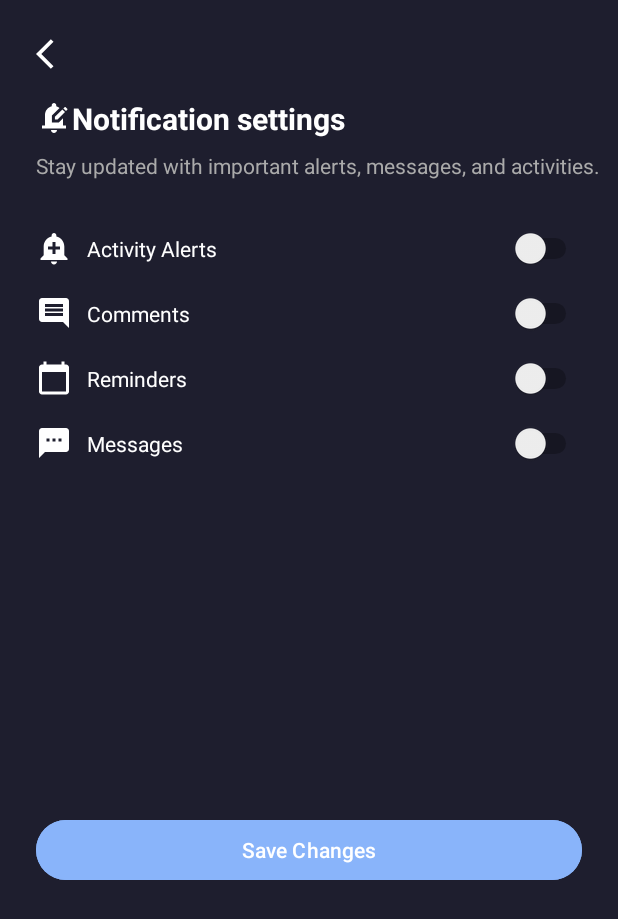
After one commit to Bhavyadhan26/StreamDash_App, an Android app: the SettingsActivity screen opened directly, with no data from a screen before it, on a phone screen of 412 x 824 dp. The commit adds this screen. Shown: the top 919 px of the screen. Run offline under Robolectric (Android 15) with nearby library versions, the phone set to English and light mode, and no system bars.

Commit message:
Added settings page, resize the login page and signup page buttons size.

```diff
--- a/app/src/main/AndroidManifest.xml
+++ b/app/src/main/AndroidManifest.xml
@@ -7,7 +7,7 @@
         android:dataExtractionRules="@xml/data_extraction_rules"
         android:fullBackupContent="@xml/backup_rules"
         android:icon="@mipmap/ic_launcher"
-        android:label="@string/app_name"
+        android:label="StreamDash"
         android:roundIcon="@mipmap/ic_launcher_round"
         android:supportsRtl="true"
         android:theme="@style/Theme.LoginApp"
@@ -28,6 +28,7 @@
         <activity android:name=".HomePageActivity"/>
         <activity android:name=".MenuActivity"/>
         <activity android:name=".ProfilePageActivity"/>
+        <activity android:name=".SettingsActivity"/>
     </application>
 
 </manifest>
--- a/app/src/main/java/com/example/loginapp/MenuActivity.kt
+++ b/app/src/main/java/com/example/loginapp/MenuActivity.kt
@@ -9,6 +9,7 @@ import androidx.appcompat.app.AppCompatActivity
 
 class MenuActivity: AppCompatActivity() {
     private lateinit var profileTextView: TextView
+    private lateinit var settingsTextView: TextView
     private lateinit var logoutTextView: TextView
 
 
@@ -26,6 +27,11 @@ class MenuActivity: AppCompatActivity() {
             val intent = Intent(this, ProfilePageActivity::class.java)
             startActivity(intent)
         }
+        settingsTextView = findViewById(R.id.settings_btn)
+        settingsTextView.setOnClickListener {
+            val intent = Intent(this, SettingsActivity::class.java)
+            startActivity(intent)
+        }
         logoutTextView=findViewById(R.id.logout_btn)
         logoutTextView.setOnClickListener{
             Toast.makeText(this, getString(R.string.logout_successful), Toast.LENGTH_LONG).show()
--- /dev/null
+++ b/app/src/main/java/com/example/loginapp/SettingsActivity.kt
@@ -0,0 +1,33 @@
+package com.example.loginapp
+import android.os.Bundle
+import android.widget.Switch
+import android.widget.Toast
+import androidx.appcompat.app.AppCompatActivity
+import com.google.android.material.button.MaterialButton
+
+class SettingsActivity : AppCompatActivity() {
+
+    private lateinit var activityAlertsSwitch: Switch
+    private lateinit var commentsSwitch: Switch
+    private lateinit var remindersSwitch: Switch
+    private lateinit var messagesSwitch: Switch
+    private lateinit var saveButton: MaterialButton
+
+    override fun onCreate(savedInstanceState: Bundle?) {
+        super.onCreate(savedInstanceState)
+        setContentView(R.layout.settingspage)
+
+        // Initialize switches and button
+        activityAlertsSwitch = findViewById(R.id.activityAlertsSwitch)
+        commentsSwitch = findViewById(R.id.commentsSwitch)
+        remindersSwitch = findViewById(R.id.remindersSwitch)
+        messagesSwitch = findViewById(R.id.messagesSwitch)
+        saveButton = findViewById(R.id.saveButton)
+
+        // Save button click listener
+        saveButton.setOnClickListener {
+            val message = "Changes Saved"
+            Toast.makeText(this, message, Toast.LENGTH_LONG).show()
+        }
+    }
+}
--- a/app/src/main/java/com/example/loginapp/SignupActivity.kt
+++ b/app/src/main/java/com/example/loginapp/SignupActivity.kt
@@ -22,7 +22,6 @@ class SignupActivity : AppCompatActivity() {
     lateinit var confirmPasswordInput: EditText
     lateinit var phoneInput: EditText
     private lateinit var signupBtn: MaterialButton
-    lateinit var errorText: TextView
 
     override fun onCreate(savedInstanceState: Bundle?) {
         super.onCreate(savedInstanceState)
@@ -35,7 +34,7 @@ class SignupActivity : AppCompatActivity() {
         confirmPasswordInput = findViewById(R.id.user_conf_password)
         phoneInput = findViewById(R.id.user_contact)
         signupBtn = findViewById(R.id.signupbtn)
-        errorText = findViewById(R.id.error_text)
+
 
         // Initially disable confirm password and signup button
         confirmPasswordInput.isEnabled = false
@@ -70,6 +69,7 @@ class SignupActivity : AppCompatActivity() {
             override fun afterTextChanged(s: Editable?) {
                 val password = passwordInput.text.toString()
                 confirmPasswordInput.isEnabled = password.isNotEmpty()
+                validatePasswords()
                 validateFields()
             }
 
@@ -80,16 +80,7 @@ class SignupActivity : AppCompatActivity() {
         // Check password match in real-time
         confirmPasswordInput.addTextChangedListener(object : TextWatcher {
             override fun afterTextChanged(s: Editable?) {
-                val password = passwordInput.text.toString()
-                val confirmPassword = confirmPasswordInput.text.toString()
-                if (password != confirmPassword) {
-//                    errorText.text = "Passwords do not match"
-                    errorText.text = getString(R.string.error_passwords_not_matching)
-                    errorText.visibility = TextView.VISIBLE
-
-                } else {
-                    errorText.visibility = TextView.GONE
-                }
+                validatePasswords()
                 validateFields()
             }
 
@@ -128,6 +119,18 @@ class SignupActivity : AppCompatActivity() {
             override fun onTextChanged(s: CharSequence?, start: Int, before: Int, count: Int) {}
         })
     }
+    private fun validatePasswords() {
+        val password = passwordInput.text.toString()
+        val confirmPassword = confirmPasswordInput.text.toString()
+
+        if (password.isNotEmpty() && confirmPassword.isNotEmpty()) {
+            if (password != confirmPassword) {
+                confirmPasswordInput.error = getString(R.string.error_passwords_not_matching)
+            } else {
+                confirmPasswordInput.error = null // Clear the error
+            }
+        }
+    }
 
     private fun validateFields() {
         val isEmailValid = isValidEmail(emailInput.text.toString())
--- /dev/null
+++ b/app/src/main/res/drawable/baseline_add_alert_24.xml
@@ -0,0 +1,5 @@
+<vector xmlns:android="http://schemas.android.com/apk/res/android" android:height="24dp" android:tint="#FFFFFF" android:viewportHeight="24" android:viewportWidth="24" android:width="24dp">
+
+    <path android:fillColor="@android:color/white" android:pathData="M10.01,21.01c0,1.1 0.89,1.99 1.99,1.99s1.99,-0.89 1.99,-1.99h-3.98zM18.88,16.82L18.88,11c0,-3.25 -2.25,-5.97 -5.29,-6.69v-0.72C13.59,2.71 12.88,2 12,2s-1.59,0.71 -1.59,1.59v0.72C7.37,5.03 5.12,7.75 5.12,11v5.82L3,18.94L3,20h18v-1.06l-2.12,-2.12zM16,13.01h-3v3h-2v-3L8,13.01L8,11h3L11,8h2v3h3v2.01z"/>
+
+</vector>
--- /dev/null
+++ b/app/src/main/res/drawable/baseline_calendar_today_24.xml
@@ -0,0 +1,5 @@
+<vector xmlns:android="http://schemas.android.com/apk/res/android" android:height="24dp" android:tint="#FFFFFF" android:viewportHeight="24" android:viewportWidth="24" android:width="24dp">
+
+    <path android:fillColor="@android:color/white" android:pathData="M20,3h-1L19,1h-2v2L7,3L7,1L5,1v2L4,3c-1.1,0 -2,0.9 -2,2v16c0,1.1 0.9,2 2,2h16c1.1,0 2,-0.9 2,-2L22,5c0,-1.1 -0.9,-2 -2,-2zM20,21L4,21L4,8h16v13z"/>
+
+</vector>
--- /dev/null
+++ b/app/src/main/res/drawable/baseline_comment_24.xml
@@ -0,0 +1,5 @@
+<vector xmlns:android="http://schemas.android.com/apk/res/android" android:autoMirrored="true" android:height="24dp" android:tint="#FFFFFF" android:viewportHeight="24" android:viewportWidth="24" android:width="24dp">
+
+    <path android:fillColor="@android:color/white" android:pathData="M21.99,4c0,-1.1 -0.89,-2 -1.99,-2L4,2c-1.1,0 -2,0.9 -2,2v12c0,1.1 0.9,2 2,2h14l4,4 -0.01,-18zM18,14L6,14v-2h12v2zM18,11L6,11L6,9h12v2zM18,8L6,8L6,6h12v2z"/>
+
+</vector>
--- /dev/null
+++ b/app/src/main/res/drawable/baseline_edit_notifications_24.xml
@@ -0,0 +1,5 @@
+<vector xmlns:android="http://schemas.android.com/apk/res/android" android:height="24dp" android:tint="#FFFFFF" android:viewportHeight="24" android:viewportWidth="24" android:width="24dp">
+
+    <path android:fillColor="@android:color/white" android:pathData="M17.58,6.25l1.77,1.77L14.37,13H12.6v-1.77L17.58,6.25zM20.85,5.81l-1.06,-1.06c-0.2,-0.2 -0.51,-0.2 -0.71,0l-0.85,0.85l1.77,1.77l0.85,-0.85C21.05,6.32 21.05,6 20.85,5.81zM18,12.2V17h2v2H4v-2h2v-7c0,-2.79 1.91,-5.14 4.5,-5.8V3.5C10.5,2.67 11.17,2 12,2s1.5,0.67 1.5,1.5v0.7c0.82,0.21 1.57,0.59 2.21,1.09L10.6,10.4V15h4.6L18,12.2zM10,20h4c0,1.1 -0.9,2 -2,2S10,21.1 10,20z"/>
+
+</vector>
--- /dev/null
+++ b/app/src/main/res/drawable/baseline_sms_24.xml
@@ -0,0 +1,5 @@
+<vector xmlns:android="http://schemas.android.com/apk/res/android" android:height="24dp" android:tint="#FFFFFF" android:viewportHeight="24" android:viewportWidth="24" android:width="24dp">
+
+    <path android:fillColor="@android:color/white" android:pathData="M20,2L4,2c-1.1,0 -1.99,0.9 -1.99,2L2,22l4,-4h14c1.1,0 2,-0.9 2,-2L22,4c0,-1.1 -0.9,-2 -2,-2zM9,11L7,11L7,9h2v2zM13,11h-2L11,9h2v2zM17,11h-2L15,9h2v2z"/>
+
+</vector>
--- a/app/src/main/res/layout/login.xml
+++ b/app/src/main/res/layout/login.xml
@@ -29,8 +29,8 @@
             android:layout_height="wrap_content"
             android:layout_marginTop="32dp"
             android:hint="Username"
-
-
+            android:layout_marginLeft="16dp"
+            android:layout_marginRight="16dp"
             android:textSize="20sp"
             android:background="@drawable/rounded_corner"
             android:padding="18dp"
@@ -47,13 +47,15 @@
             android:textSize="20sp"
             android:background="@drawable/rounded_corner"
             android:padding="18dp"
+            android:layout_marginLeft="16dp"
+            android:layout_marginRight="16dp"
             android:drawableLeft="@drawable/baseline_password_24"
             android:drawablePadding="20dp"
             android:inputType="textPassword"
             android:id="@+id/password_input"/>
 
         <Button
-            android:layout_width="match_parent"
+            android:layout_width="200dp"
             android:layout_height="wrap_content"
             android:text = "Login"
             android:backgroundTint="@color/white"
--- a/app/src/main/res/layout/menu_page.xml
+++ b/app/src/main/res/layout/menu_page.xml
@@ -40,6 +40,7 @@
         android:layout_width="wrap_content"
         android:layout_height="wrap_content"
         android:text="Settings"
+        android:id="@+id/settings_btn"
         android:paddingTop="16dp"/>
 
     <TextView
--- /dev/null
+++ b/app/src/main/res/layout/settingspage.xml
@@ -0,0 +1,118 @@
+<?xml version="1.0" encoding="utf-8"?>
+<androidx.constraintlayout.widget.ConstraintLayout xmlns:android="http://schemas.android.com/apk/res/android"
+    xmlns:tools="http://schemas.android.com/tools"
+    android:layout_width="match_parent"
+    android:layout_height="match_parent"
+    xmlns:app="http://schemas.android.com/apk/res-auto"
+    tools:context=".SettingsActivity">
+
+    <ImageButton
+        android:id="@+id/backButton"
+        android:layout_width="40dp"
+        android:layout_height="40dp"
+        android:background="?attr/selectableItemBackgroundBorderless"
+        android:src="@drawable/baseline_arrow_back_ios_24"
+        android:contentDescription="Back"
+        android:layout_marginTop="16dp"
+        android:layout_marginStart="16dp"
+        android:backgroundTint="@android:color/transparent"
+        app:layout_constraintTop_toTopOf="parent"
+        app:layout_constraintStart_toStartOf="parent" />
+
+    <TextView
+        android:id="@+id/titleText"
+        android:layout_width="wrap_content"
+        android:layout_height="wrap_content"
+        android:drawableStart="@drawable/baseline_edit_notifications_24"
+        android:text="Notification settings"
+        android:textColor="@android:color/white"
+        android:textSize="20sp"
+        android:textStyle="bold"
+        android:layout_marginTop="65dp"
+        android:layout_marginStart="24dp"
+        app:layout_constraintTop_toTopOf="parent"
+        app:layout_constraintStart_toStartOf="parent" />
+
+    <TextView
+        android:id="@+id/descriptionText"
+        android:layout_width="wrap_content"
+        android:layout_height="wrap_content"
+        android:text="Stay updated with important alerts, messages, and activities.\n"
+        android:textColor="@android:color/darker_gray"
+        android:layout_marginStart="24dp"
+        android:layout_marginTop="8dp"
+        app:layout_constraintTop_toBottomOf="@+id/titleText"
+        app:layout_constraintStart_toStartOf="parent" />
+
+    <Switch
+        android:id="@+id/activityAlertsSwitch"
+        android:layout_width="0dp"
+        android:layout_height="wrap_content"
+        android:text="   Activity Alerts"
+        android:drawableStart="@drawable/baseline_add_alert_24"
+        android:textColor="@android:color/white"
+        android:layout_marginTop="16dp"
+        app:layout_constraintTop_toBottomOf="@+id/descriptionText"
+        app:layout_constraintStart_toStartOf="parent"
+        app:layout_constraintEnd_toEndOf="parent"
+        android:layout_marginStart="24dp"
+        android:layout_marginEnd="24dp" />
+
+    <Switch
+        android:id="@+id/commentsSwitch"
+        android:layout_width="0dp"
+        android:layout_height="wrap_content"
+        android:text="   Comments"
+        android:drawableStart="@drawable/baseline_comment_24"
+        android:textColor="@android:color/white"
+        android:layout_marginTop="16dp"
+        app:layout_constraintTop_toBottomOf="@+id/activityAlertsSwitch"
+        app:layout_constraintStart_toStartOf="parent"
+        app:layout_constraintEnd_toEndOf="parent"
+        android:layout_marginStart="24dp"
+        android:layout_marginEnd="24dp" />
+
+    <Switch
+        android:id="@+id/remindersSwitch"
+        android:layout_width="0dp"
+        android:layout_height="wrap_content"
+        android:text="   Reminders"
+        android:drawableStart="@drawable/baseline_calendar_today_24"
+        android:textColor="@android:color/white"
+        android:layout_marginTop="16dp"
+        app:layout_constraintTop_toBottomOf="@+id/commentsSwitch"
+        app:layout_constraintStart_toStartOf="parent"
+        app:layout_constraintEnd_toEndOf="parent"
+        android:layout_marginStart="24dp"
+        android:layout_marginEnd="24dp" />
+
+    <Switch
+        android:id="@+id/messagesSwitch"
+        android:layout_width="0dp"
+        android:layout_height="wrap_content"
+        android:text="   Messages"
+        android:drawableStart="@drawable/baseline_sms_24"
+        android:textColor="@android:color/white"
+        android:layout_marginTop="16dp"
+        app:layout_constraintTop_toBottomOf="@+id/remindersSwitch"
+        app:layout_constraintStart_toStartOf="parent"
+        app:layout_constraintEnd_toEndOf="parent"
+        android:layout_marginStart="24dp"
+        android:layout_marginEnd="24dp" />
+
+    <Button
+        android:id="@+id/saveButton"
+        android:layout_width="0dp"
+        android:layout_height="wrap_content"
+        android:text="Save Changes"
+        android:backgroundTint="@color/blue"
+        android:textColor="@android:color/white"
+        android:layout_marginTop="24dp"
+        app:layout_constraintTop_toBottomOf="@+id/messagesSwitch"
+        app:layout_constraintStart_toStartOf="parent"
+        app:layout_constraintEnd_toEndOf="parent"
+        android:layout_marginStart="24dp"
+        android:layout_marginEnd="24dp"
+        android:layout_marginBottom="24dp"
+        app:layout_constraintBottom_toBottomOf="parent"/>
+</androidx.constraintlayout.widget.ConstraintLayout>
--- a/app/src/main/res/layout/signup.xml
+++ b/app/src/main/res/layout/signup.xml
@@ -35,6 +35,8 @@
         android:textColor="@color/white"
         android:textColorHint="@color/white"
         android:textSize="20dp"
+        android:layout_marginLeft="16dp"
+        android:layout_marginRight="16dp"
         android:background="@drawable/rounded_corner"
         android:padding="18dp"
         android:inputType="text"
@@ -42,7 +44,7 @@
         android:drawableLeft="@drawable/baseline_person_24"
         android:drawablePadding="20dp"
         android:layout_marginBottom="20dp" />
-        />
+
 
     <EditText
         android:layout_width="match_parent"
@@ -52,6 +54,8 @@
         android:textColor="@color/white"
         android:textColorHint="@color/white"
         android:textSize="20dp"
+        android:layout_marginLeft="16dp"
+        android:layout_marginRight="16dp"
         android:background="@drawable/rounded_corner"
         android:padding="18dp"
         android:inputType="textEmailAddress"
@@ -59,7 +63,7 @@
         android:drawableLeft="@drawable/baseline_email_24"
         android:drawablePadding="20dp"
         android:layout_marginBottom="20dp" />
-        />
+
 
     <EditText
         android:layout_width="match_parent"
@@ -69,6 +73,8 @@
         android:textColor="@color/white"
         android:textColorHint="@color/white"
         android:textSize="20dp"
+        android:layout_marginLeft="16dp"
+        android:layout_marginRight="16dp"
         android:background="@drawable/rounded_corner"
         android:padding="18dp"
         android:inputType="textPassword"
@@ -76,7 +82,7 @@
         android:drawableLeft="@drawable/baseline_password_24"
         android:drawablePadding="20dp"
         android:layout_marginBottom="20dp" />
-        />
+
 
     <EditText
         android:layout_width="match_parent"
@@ -86,6 +92,8 @@
         android:textColor="@color/white"
         android:textColorHint="@color/white"
         android:textSize="20dp"
+        android:layout_marginLeft="16dp"
+        android:layout_marginRight="16dp"
         android:background="@drawable/rounded_corner"
         android:padding="18dp"
         android:inputType="textPassword"
@@ -93,17 +101,7 @@
         android:drawableLeft="@drawable/baseline_password_24"
         android:drawablePadding="20dp"
         android:layout_marginBottom="20dp" />
-        />
 
-    <TextView
-        android:id="@+id/error_text"
-        android:layout_width="wrap_content"
-        android:layout_height="wrap_content"
-        android:textColor="@color/black"
-        android:textSize="14sp"
-        android:visibility="gone"
-        android:layout_below="@id/user_conf_password"
-        android:layout_centerHorizontal="true" />
 
     <EditText
         android:layout_width="match_parent"
@@ -114,6 +112,8 @@
         android:textColor="@color/white"
         android:textColorHint="@color/white"
         android:textSize="20dp"
+        android:layout_marginLeft="16dp"
+        android:layout_marginRight="16dp"
         android:background="@drawable/rounded_corner"
         android:padding="18dp"
         android:inputType="number|phone"
```
